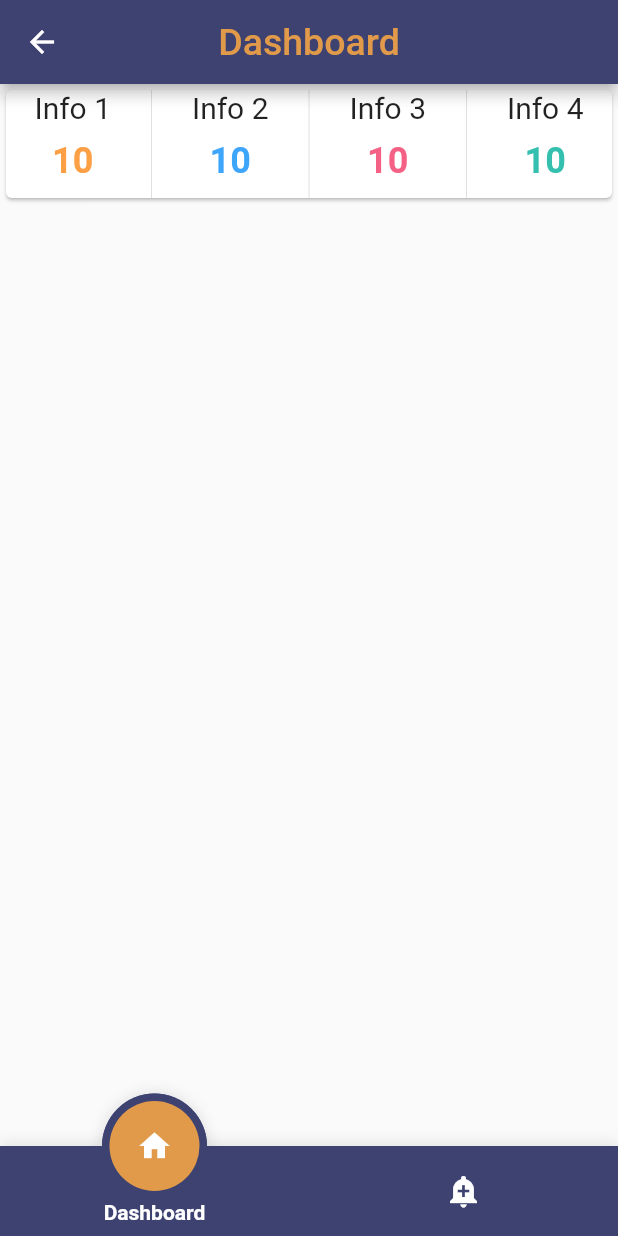
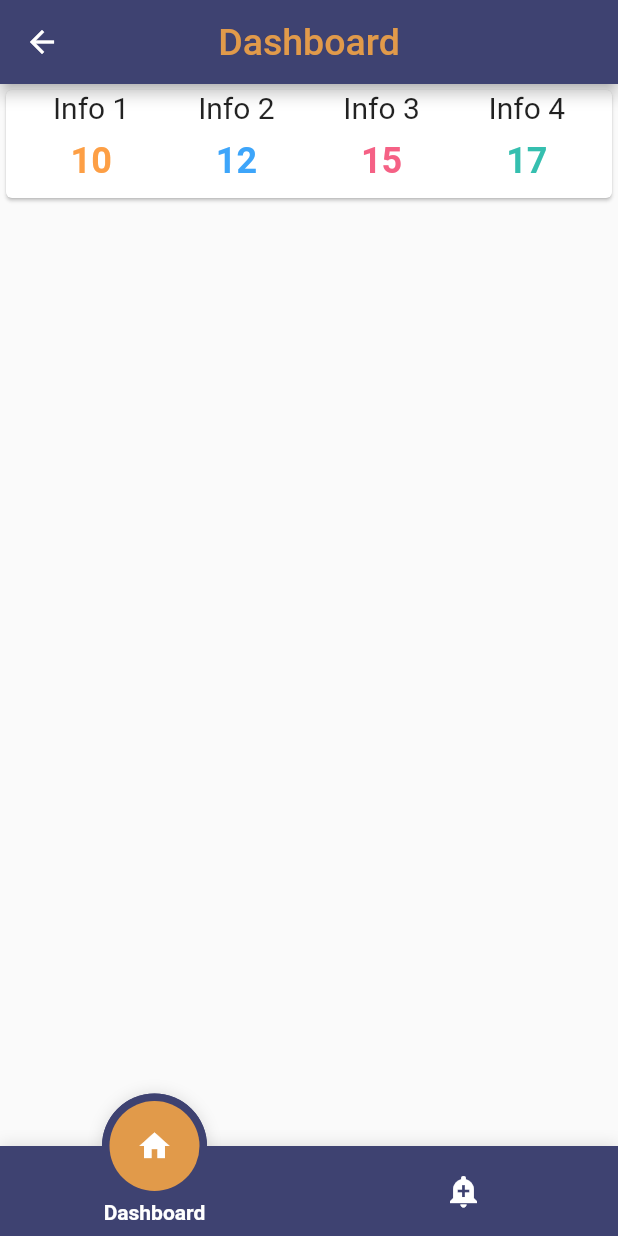
Before and after one commit to Egomination/quela, a Flutter app: the PatientDashboard screen opened by its route, on a phone screen of 412 x 824 dp. Run offline on Flutter 3.47's test engine with Material 2 defaults, Android fonts, the phone set to English and light mode, and no system bars; drawn by our look-alikes of fancy_bottom_navigation.

Commit message:
Reduce Code Reuse

```diff
--- a/lib/pages/patient/dashboard.dart
+++ b/lib/pages/patient/dashboard.dart
@@ -5,6 +5,13 @@ import 'package:quela/pages/patient/bottombar.dart';
 
 class PatientDashboard extends StatelessWidget {
   PatientDashboard({Key key}) : super(key: key);
+
+  List<Map<String, dynamic>> _testData = [
+    {"title": "Info 1", "data": "10", "colour": "#FD9F45"},
+    {"title": "Info 2", "data": "12", "colour": "#3DA5FA"},
+    {"title": "Info 3", "data": "15", "colour": "#F56185"},
+    {"title": "Info 4", "data": "17", "colour": "#35BFAF"}
+  ];
 
   Widget patientAppBar() {
     return AppBar(
@@ -22,91 +29,30 @@ class PatientDashboard extends StatelessWidget {
         child: Card(
           child: Row(
             mainAxisAlignment: MainAxisAlignment.spaceEvenly,
-            children: <Widget>[
-              Container(
+            children: _testData
+                .map(
+                  (section) => Container(
                         width: 80.0,
                         child: Column(
                           children: <Widget>[
                             Text(
-                      "Info 1",
+                              section["title"],
                               style: TextStyle(fontSize: 20.0),
                             ),
                             SizedBox(height: 10),
                             Text(
-                      "10",
+                              section["data"],
                               style: TextStyle(
                                 fontSize: 24.0,
-                        color: HexColor("#FD9F45"),
+                                color: HexColor(section["colour"]),
                                 fontWeight: FontWeight.bold,
                               ),
                             ),
                           ],
                         ),
                       ),
-              VerticalDivider(),
-              Container(
-                width: 80.0,
-                child: Column(
-                  children: <Widget>[
-                    Text(
-                      "Info 2",
-                      style: TextStyle(fontSize: 20.0),
-                    ),
-                    SizedBox(height: 10),
-                    Text(
-                      "10",
-                      style: TextStyle(
-                        fontSize: 24.0,
-                        color: HexColor("#3DA5FA"),
-                        fontWeight: FontWeight.bold,
-                      ),
-                    ),
-                  ],
-                ),
-              ),
-              VerticalDivider(),
-              Container(
-                width: 80.0,
-                child: Column(
-                  children: <Widget>[
-                    Text(
-                      "Info 3",
-                      style: TextStyle(fontSize: 20.0),
-                    ),
-                    SizedBox(height: 10),
-                    Text(
-                      "10",
-                      style: TextStyle(
-                        fontSize: 24.0,
-                        color: HexColor("#F56185"),
-                        fontWeight: FontWeight.bold,
-                      ),
-                    ),
-                  ],
-                ),
-              ),
-              VerticalDivider(),
-              Container(
-                width: 80.0,
-                child: Column(
-                  children: <Widget>[
-                    Text(
-                      "Info 4",
-                      style: TextStyle(fontSize: 20.0),
-                    ),
-                    SizedBox(height: 10),
-                    Text(
-                      "10",
-                      style: TextStyle(
-                        fontSize: 24.0,
-                        color: HexColor("#35BFAF"),
-                        fontWeight: FontWeight.bold,
-                      ),
-                    ),
-                  ],
-                ),
-              ),
-            ],
+                )
+                .toList(),
           ),
         ),
       ),
```
Lines whose indentation alone changed are shown as unchanged.
